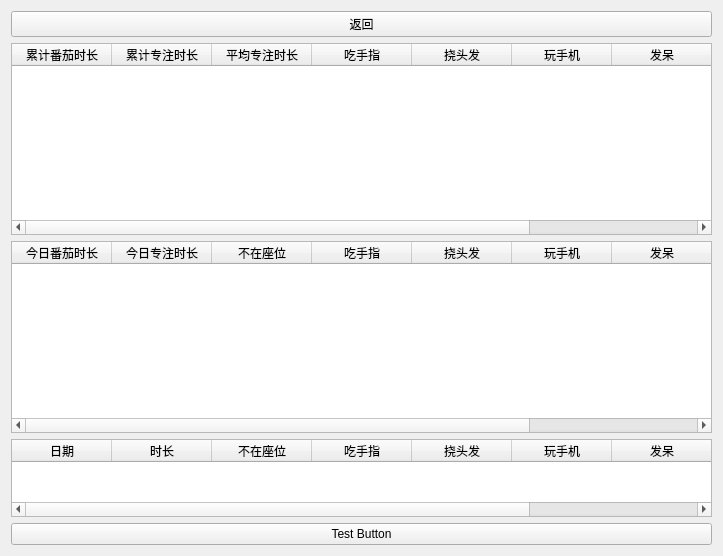
Qt form reportpage.ui (Leeye1/StudyMate-GUI) before a commit.
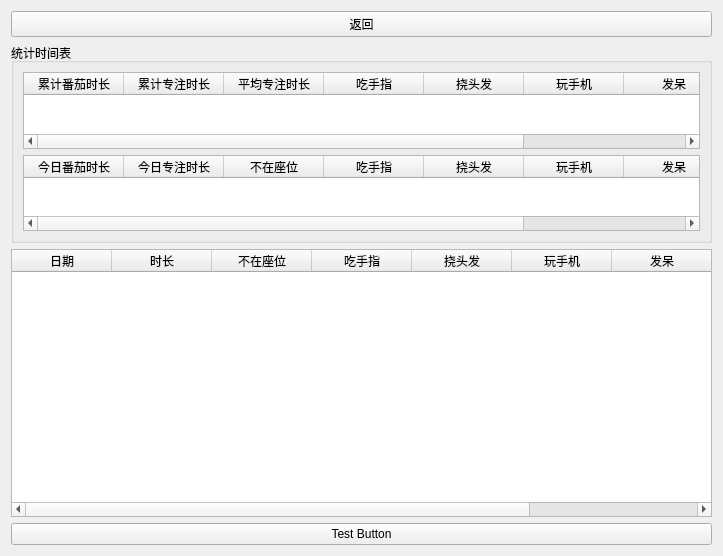
The same form after that commit.

Commit message: 调整了report和tomato的布局，final ersion

Diff of the .ui file:
```diff
--- a/reportpage.ui
+++ b/reportpage.ui
@@ -34,11 +34,21 @@
     </widget>
    </item>
    <item>
+    <widget class="QGroupBox" name="groupBox">
+     <property name="maximumSize">
+      <size>
+       <width>16777215</width>
+       <height>200</height>
+      </size>
+     </property>
+     <property name="title">
+      <string>统计时间表</string>
+     </property>
     <layout class="QVBoxLayout" name="verticalLayout">
      <item>
       <widget class="QTableWidget" name="totalReport">
        <property name="sizePolicy">
-        <sizepolicy hsizetype="Preferred" vsizetype="Minimum">
+         <sizepolicy hsizetype="Expanding" vsizetype="Minimum">
          <horstretch>0</horstretch>
          <verstretch>0</verstretch>
         </sizepolicy>
@@ -142,6 +152,7 @@
       </widget>
      </item>
     </layout>
+    </widget>
    </item>
    <item>
     <widget class="QTableWidget" name="tableReport">
```
Lines whose indentation alone changed are shown as unchanged. The commit also changes 1 other file.
